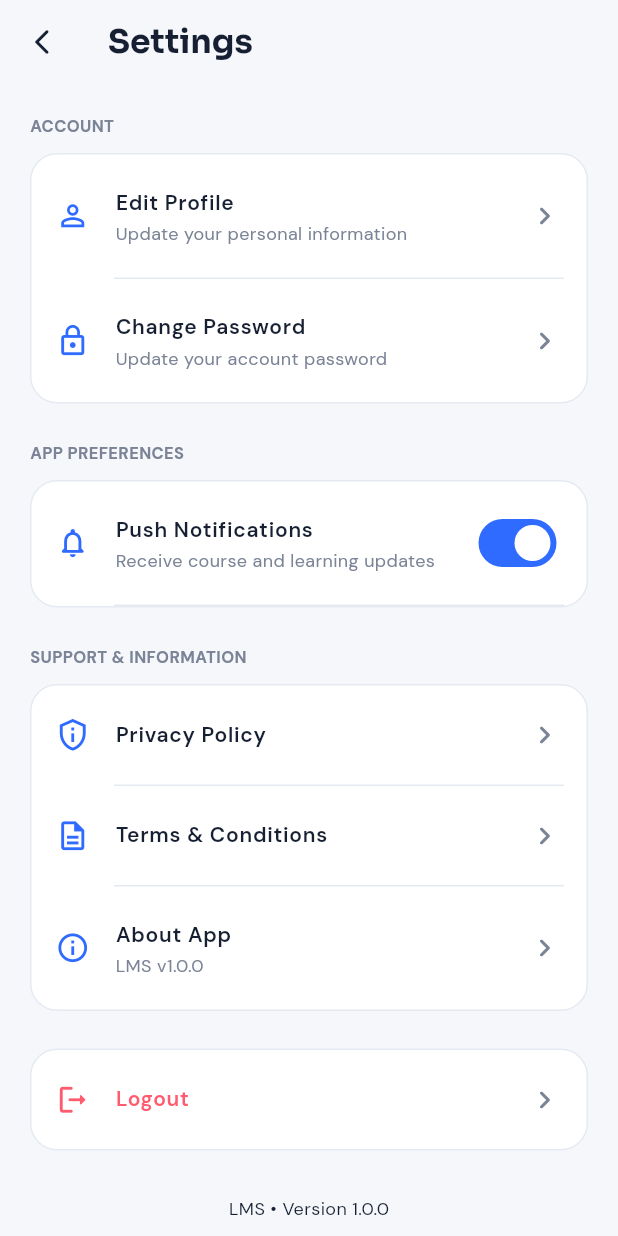
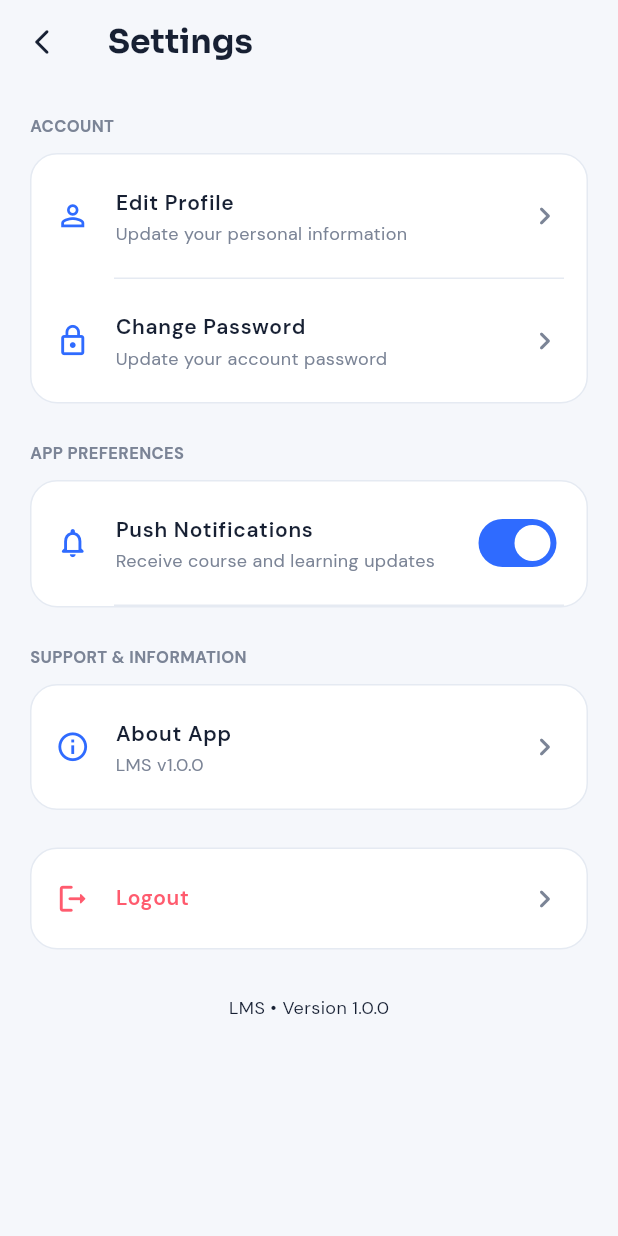
Before and after one commit to rehman-453/lms, a Flutter app: the SettingsScreen screen opened by its route, on a phone screen of 412 x 824 dp. Run offline on Flutter 3.47's test engine with Material 3 defaults, Android fonts, the phone set to English and light mode, and no system bars; our stand-ins replace firebase_core, firebase_messaging, flutter_local_notifications, get, get_storage, google_fonts and 3 more; missing offline and left inert: tutorial_coach_mark; accounts and stored records are empty.

Commit message:
setting screen

```diff
--- a/lib/modules/settings/views/settings_screen.dart
+++ b/lib/modules/settings/views/settings_screen.dart
@@ -72,18 +72,18 @@ class SettingsScreen extends GetView<SettingsController> {
 
             _sectionTitle('SUPPORT & INFORMATION'),
             _settingsCard([
-              _navigationItem(
-                icon: Icons.privacy_tip_outlined,
-                title: 'Privacy Policy',
-                onTap: () => controller.showComingSoon('Privacy Policy'),
-              ),
-              _divider(),
-              _navigationItem(
-                icon: Icons.description_outlined,
-                title: 'Terms & Conditions',
-                onTap: () => controller.showComingSoon('Terms & Conditions'),
-              ),
-              _divider(),
+              // _navigationItem(
+              //   icon: Icons.privacy_tip_outlined,
+              //   title: 'Privacy Policy',
+              //   onTap: () => controller.showComingSoon('Privacy Policy'),
+              // ),
+              // _divider(),
+              // _navigationItem(
+              //   icon: Icons.description_outlined,
+              //   title: 'Terms & Conditions',
+              //   onTap: () => controller.showComingSoon('Terms & Conditions'),
+              // ),
+              // _divider(),
               _navigationItem(
                 icon: Icons.info_outline,
                 title: 'About App',
```
